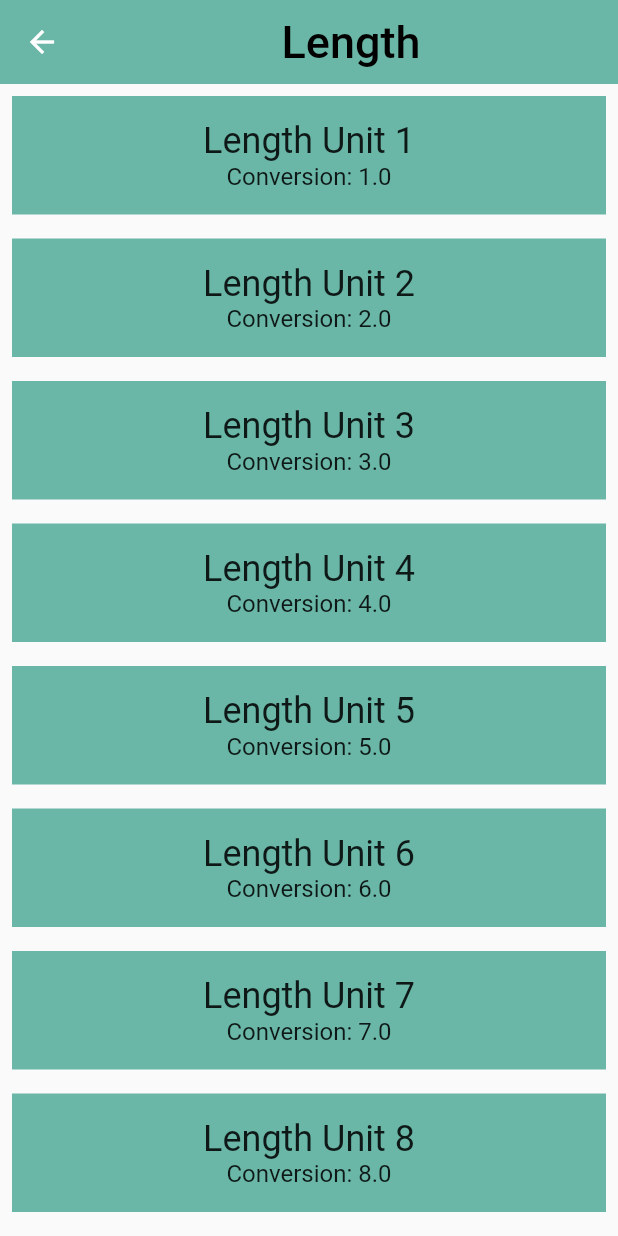
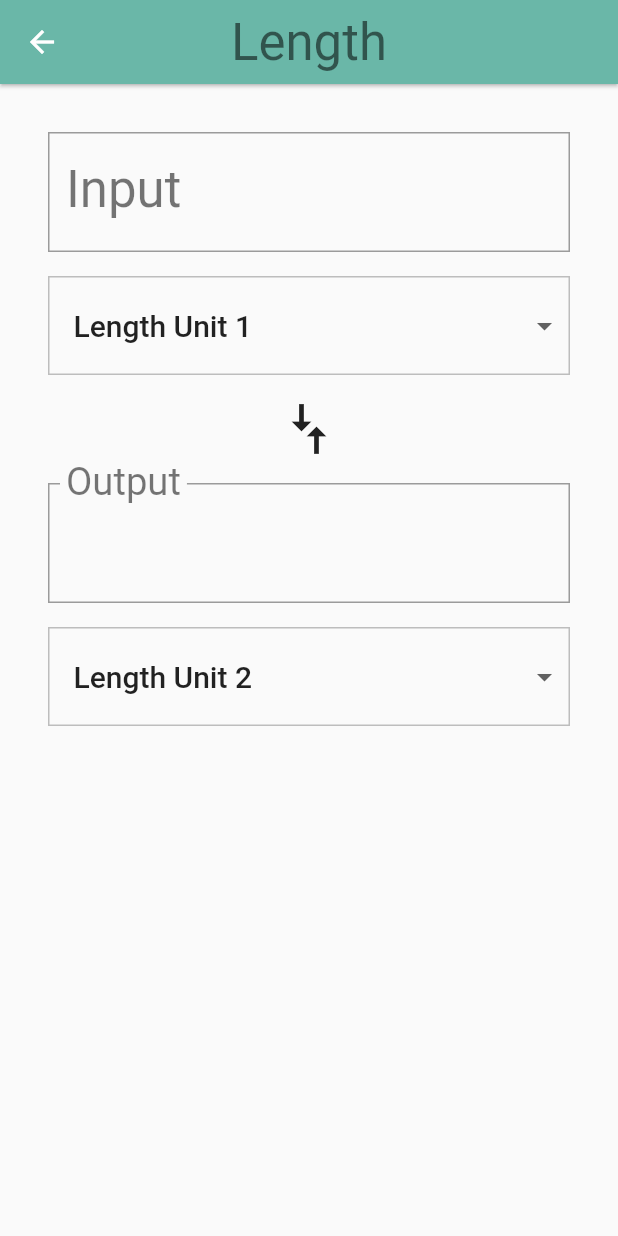
Before and after one commit to CillianMyles/unit-converter, a Flutter app: the screen it shows after launch, after a tap on "Length", on a phone screen of 412 x 824 dp. Run offline on Flutter 3.47's test engine with Material 2 defaults, Android fonts, the phone set to English and light mode, and no system bars.

Commit message:
adding input fields to converter page;

```diff
--- a/lib/category.dart
+++ b/lib/category.dart
@@ -27,16 +27,29 @@ class Category extends StatelessWidget {
         super(key: key);
 
   void _navigateToConverter(BuildContext context) {
-    Navigator.push(
-      context,
-      MaterialPageRoute(
-        builder: (context) => ConverterRoute(
-          name: name,
-          color: color,
-          units: units,
-        ),
-      ),
-    );
+    Navigator.of(context).push(MaterialPageRoute<Null>(
+      builder: (BuildContext context) {
+        return Scaffold(
+          appBar: AppBar(
+            elevation: 1.0,
+            title: Text(
+              name,
+              style: Theme.of(context).textTheme.headline4,
+            ),
+            centerTitle: true,
+            backgroundColor: color,
+          ),
+          body: ConverterRoute(
+            name: name,
+            color: color,
+            units: units,
+          ),
+          // This prevents the attempt to resize the screen when the keyboard
+          // is opened
+          resizeToAvoidBottomPadding: false,
+        );
+      },
+    ));
   }
 
   @override
@@ -47,11 +60,9 @@ class Category extends StatelessWidget {
         height: _rowHeight,
         child: InkWell(
           borderRadius: _borderRadius,
-          highlightColor: color,
-          splashColor: color,
-          onTap: () {
-            _navigateToConverter(context);
-          },
+          highlightColor: color['highlight'],
+          splashColor: color['splash'],
+          onTap: () => _navigateToConverter(context),
           child: Padding(
             padding: EdgeInsets.all(8.0),
             child: Row(
--- a/lib/converter_route.dart
+++ b/lib/converter_route.dart
@@ -1,7 +1,8 @@
 import 'package:flutter/material.dart';
 import 'package:meta/meta.dart';
-import 'package:unit_converter/constants.dart';
 import 'package:unit_converter/unit.dart';
+
+const _padding = EdgeInsets.all(16.0);
 
 class ConverterRoute extends StatefulWidget {
   final String name;
@@ -21,45 +22,222 @@ class ConverterRoute extends StatefulWidget {
 }
 
 class _ConverterRouteState extends State<ConverterRoute> {
+  Unit _fromValue;
+  Unit _toValue;
+  double _inputValue;
+  String _convertedValue = '';
+  List<DropdownMenuItem> _unitMenuItems;
+  bool _showValidationError = false;
+
   @override
-  Widget build(BuildContext context) {
-    final appBar = AppBar(
-      backgroundColor: widget.color,
-      elevation: 0.0,
-      title: Center(
-        child: Text(
-          widget.name,
-          style: TextStyle(
-            fontSize: titleSize,
-            color: titleColor,
+  void initState() {
+    super.initState();
+    _createDropdownMenuItems();
+    _setDefaults();
+  }
+
+  /// Creates fresh list of [DropdownMenuItem] widgets, given a list of [Unit]s.
+  void _createDropdownMenuItems() {
+    var newItems = <DropdownMenuItem>[];
+    for (var unit in widget.units) {
+      newItems.add(DropdownMenuItem(
+        value: unit.name,
+        child: Container(
+          child: Text(
+            unit.name,
+            softWrap: true,
+          ),
+        ),
+      ));
+    }
+    setState(() {
+      _unitMenuItems = newItems;
+    });
+  }
+
+  /// Sets the default values for the 'from' and 'to' [Dropdown]s.
+  void _setDefaults() {
+    setState(() {
+      _fromValue = widget.units[0];
+      _toValue = widget.units[1];
+    });
+  }
+
+  /// Clean up conversion; trim trailing zeros, e.g. 5.500 -> 5.5, 10.0 -> 10
+  String _format(double conversion) {
+    var outputNum = conversion.toStringAsPrecision(7);
+    if (outputNum.contains('.') && outputNum.endsWith('0')) {
+      var i = outputNum.length - 1;
+      while (outputNum[i] == '0') {
+        i -= 1;
+      }
+      outputNum = outputNum.substring(0, i + 1);
+    }
+    if (outputNum.endsWith('.')) {
+      return outputNum.substring(0, outputNum.length - 1);
+    }
+    return outputNum;
+  }
+
+  void _updateConversion() {
+    setState(() {
+      _convertedValue =
+          _format(_inputValue * (_toValue.conversion / _fromValue.conversion));
+    });
+  }
+
+  void _updateInputValue(String input) {
+    setState(() {
+      if (input == null || input.isEmpty) {
+        _convertedValue = '';
+      } else {
+        // Even though we are using the numerical keyboard, we still have to
+        // check for non-numerical input such as '5..0' or '6 -3'
+        try {
+          final inputDouble = double.parse(input);
+          _showValidationError = false;
+          _inputValue = inputDouble;
+          _updateConversion();
+        } on Exception catch (e) {
+          print('Error: $e');
+          _showValidationError = true;
+        }
+      }
+    });
+  }
+
+  Unit _getUnit(String unitName) {
+    return widget.units.firstWhere(
+      (Unit unit) {
+        return unit.name == unitName;
+      },
+      orElse: null,
+    );
+  }
+
+  void _updateFromConversion(dynamic unitName) {
+    setState(() {
+      _fromValue = _getUnit(unitName);
+    });
+    if (_inputValue != null) {
+      _updateConversion();
+    }
+  }
+
+  void _updateToConversion(dynamic unitName) {
+    setState(() {
+      _toValue = _getUnit(unitName);
+    });
+    if (_inputValue != null) {
+      _updateConversion();
+    }
+  }
+
+  Widget _createDropdown(String currentValue, ValueChanged<dynamic> onChanged) {
+    return Container(
+      margin: EdgeInsets.only(top: 16.0),
+      decoration: BoxDecoration(
+        // This sets the color of the [DropdownButton] itself
+        color: Colors.grey[50],
+        border: Border.all(
+          color: Colors.grey[400],
+          width: 1.0,
+        ),
+      ),
+      padding: EdgeInsets.symmetric(vertical: 8.0),
+      child: Theme(
+        // This sets the color of the [DropdownMenuItem]
+        data: Theme.of(context).copyWith(
+          canvasColor: Colors.grey[50],
+        ),
+        child: DropdownButtonHideUnderline(
+          child: ButtonTheme(
+            alignedDropdown: true,
+            child: DropdownButton(
+              value: currentValue,
+              items: _unitMenuItems,
+              onChanged: onChanged,
+              style: Theme.of(context).textTheme.headline6,
+            ),
           ),
         ),
       ),
     );
+  }
 
-    final unitWidgets = widget.units.map((Unit unit) {
-      return Container(
-        color: widget.color,
-        margin: EdgeInsets.all(8.0),
-        padding: EdgeInsets.all(16.0),
-        child: Column(
-          children: <Widget>[
-            Text(
-              unit.name,
-              style: Theme.of(context).textTheme.headline5,
+  @override
+  Widget build(BuildContext context) {
+    final input = Padding(
+      padding: _padding,
+      child: Column(
+        crossAxisAlignment: CrossAxisAlignment.stretch,
+        children: [
+          // This is the widget that accepts text input. In this case, it
+          // accepts numbers and calls the onChanged property on update.
+          // You can read more about it here: https://flutter.io/text-input
+          TextField(
+            style: Theme.of(context).textTheme.headline4,
+            decoration: InputDecoration(
+              labelStyle: Theme.of(context).textTheme.headline4,
+              errorText: _showValidationError ? 'Invalid number entered' : null,
+              labelText: 'Input',
+              border: OutlineInputBorder(
+                borderRadius: BorderRadius.circular(0.0),
+              ),
             ),
-            Text(
-              'Conversion: ${unit.conversion}',
-              style: Theme.of(context).textTheme.subtitle1,
+            // Since we only want numerical input, we use a number keyboard. There
+            // are also other keyboards for dates, emails, phone numbers, etc.
+            keyboardType: TextInputType.number,
+            onChanged: _updateInputValue,
+          ),
+          _createDropdown(_fromValue.name, _updateFromConversion),
+        ],
+      ),
+    );
+
+    final arrows = RotatedBox(
+      quarterTurns: 1,
+      child: Icon(
+        Icons.compare_arrows,
+        size: 40.0,
+      ),
+    );
+
+    final output = Padding(
+      padding: _padding,
+      child: Column(
+        crossAxisAlignment: CrossAxisAlignment.stretch,
+        children: [
+          InputDecorator(
+            child: Text(
+              _convertedValue,
+              style: Theme.of(context).textTheme.headline4,
             ),
-          ],
-        ),
-      );
-    }).toList();
+            decoration: InputDecoration(
+              labelText: 'Output',
+              labelStyle: Theme.of(context).textTheme.headline4,
+              border: OutlineInputBorder(
+                borderRadius: BorderRadius.circular(0.0),
+              ),
+            ),
+          ),
+          _createDropdown(_toValue.name, _updateToConversion),
+        ],
+      ),
+    );
 
-    return Scaffold(
-      appBar: appBar,
-      body: ListView(children: unitWidgets),
+    final converter = Column(
+      crossAxisAlignment: CrossAxisAlignment.stretch,
+      children: [
+        input,
+        arrows,
+        output,
+      ],
+    );
+
+    return Padding(
+      padding: _padding,
+      child: converter,
     );
   }
 }
```
